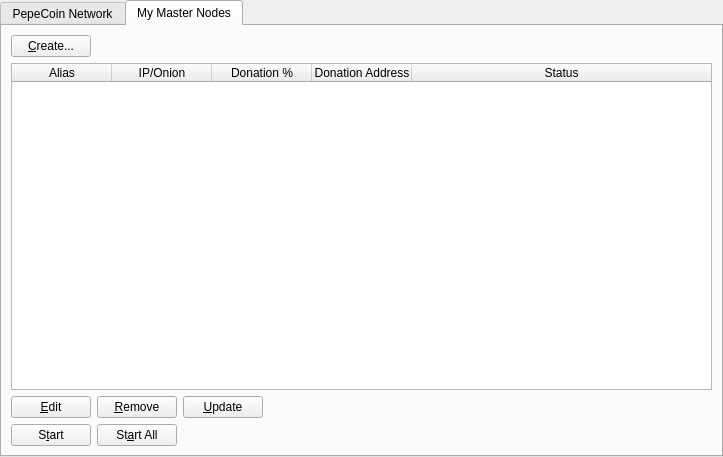
Before: the Qt Designer form src/qt/forms/masternodemanager.ui in projectmemetic/pepecoin, drawn with Qt 5.
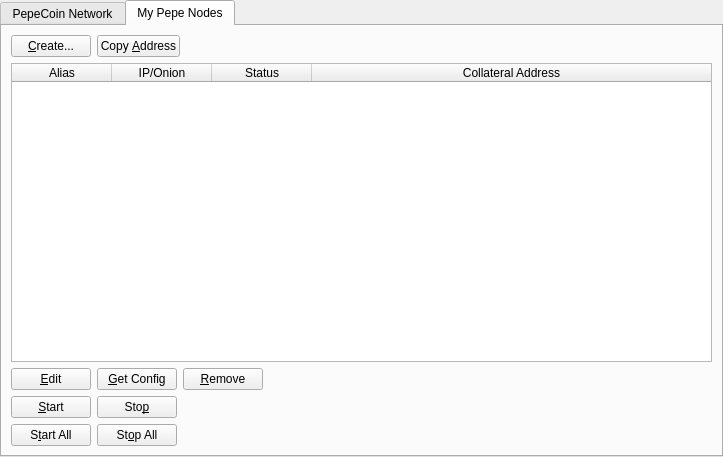
After: the same form once the commit is applied. The open tabs and pages were chosen to show the change.

The edit to the form file:
```diff
--- a/src/qt/forms/masternodemanager.ui
+++ b/src/qt/forms/masternodemanager.ui
@@ -119,7 +119,7 @@
        </widget>
        <widget class="QWidget" name="tab_2">
         <attribute name="title">
-         <string>My Master Nodes</string>
+         <string>My Pepe Nodes</string>
         </attribute>
         <layout class="QGridLayout" name="gridLayout_2">
          <item row="0" column="0">
@@ -136,6 +136,13 @@
                </property>
               </widget>
              </item>
+             <item>
+              <widget class="QPushButton" name="copyAddressButton">
+               <property name="text">
+                <string>Copy &amp;Address</string>
+               </property>
+              </widget>
+             </item>
              <item>
               <spacer name="horizontalSpacer">
                <property name="orientation">
@@ -178,21 +185,16 @@
                <string>IP/Onion</string>
               </property>
              </column>
-             <column>
-              <property name="text">
-               <string>Donation %</string>
-              </property>
-             </column>
-             <column>
-              <property name="text">
-               <string>Donation Address</string>
-              </property>
-             </column>
              <column>
               <property name="text">
                <string>Status</string>
               </property>
              </column>
+             <column>
+              <property name="text">
+               <string>Collateral Address</string>
+              </property>
+             </column>
             </widget>
            </item>
            <item>
@@ -207,6 +209,13 @@
                </property>
               </widget>
              </item>
+             <item>
+              <widget class="QPushButton" name="getConfigButton">
+               <property name="text">
+                <string>&amp;Get Config</string>
+               </property>
+              </widget>
+             </item>
              <item>
               <widget class="QPushButton" name="removeButton">
                <property name="text">
@@ -214,13 +223,6 @@
                </property>
               </widget>
              </item>
-             <item>
-              <widget class="QPushButton" name="UpdateButton">
-               <property name="text">
-                <string>&amp;Update</string>
-               </property>
-              </widget>
-             </item>
              <item>
               <spacer name="horizontalSpacer_2">
                <property name="orientation">
@@ -251,14 +253,48 @@
              <item>
               <widget class="QPushButton" name="startButton">
                <property name="text">
-                <string>S&amp;tart</string>
+                <string>&amp;Start</string>
                </property>
               </widget>
              </item>
+             <item>
+              <widget class="QPushButton" name="stopButton">
+               <property name="text">
+                <string>Sto&amp;p</string>
+               </property>
+              </widget>
+             </item>
+             <item>
+              <spacer name="horizontalSpacer_4">
+               <property name="orientation">
+                <enum>Qt::Horizontal</enum>
+               </property>
+               <property name="sizeHint" stdset="0">
+                <size>
+                 <width>40</width>
+                 <height>20</height>
+                </size>
+               </property>
+              </spacer>
+             </item>
+            </layout>
+           </item>
+           <item>
+            <layout class="QHBoxLayout" name="horizontalLayout_5">
+             <property name="bottomMargin">
+              <number>0</number>
+             </property>
              <item>
               <widget class="QPushButton" name="startAllButton">
                <property name="text">
-                <string>St&amp;art All</string>
+                <string>S&amp;tart All</string>
+               </property>
+              </widget>
+             </item>
+             <item>
+              <widget class="QPushButton" name="stopAllButton">
+               <property name="text">
+                <string>St&amp;op All</string>
                </property>
               </widget>
              </item>
```
Left out of the diff: 25 changed lines with no effect on the pictures.
